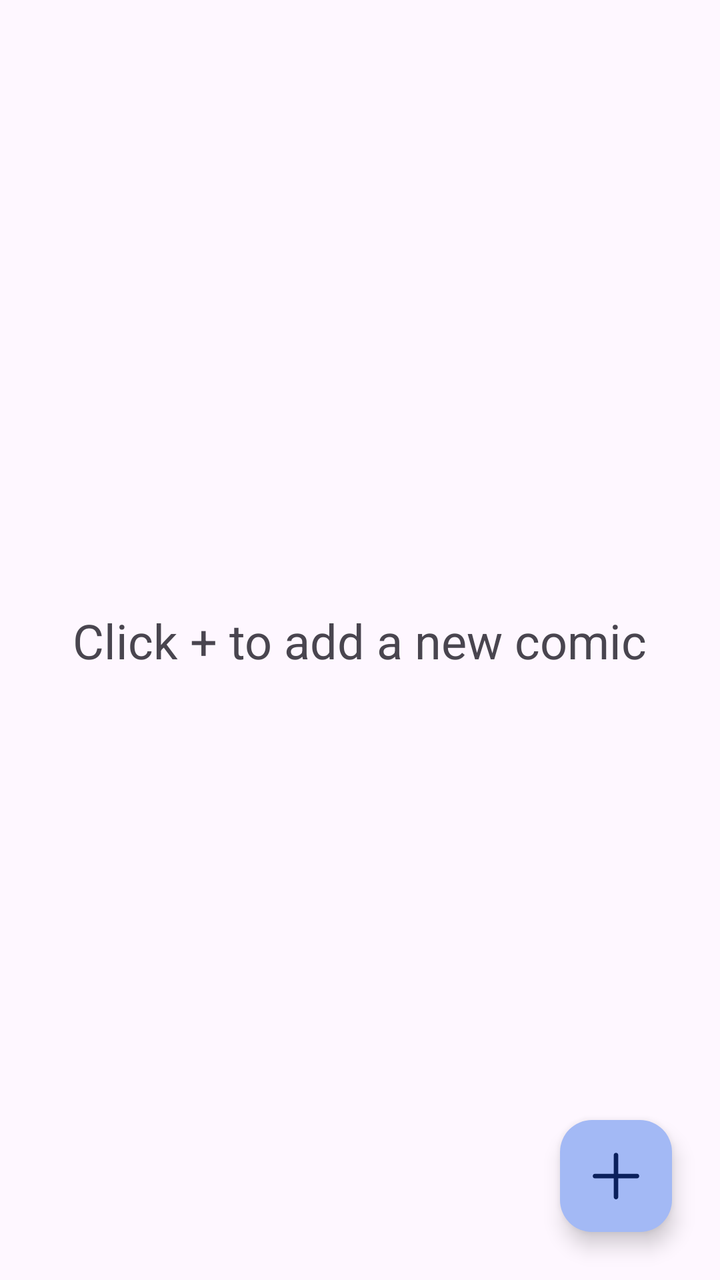
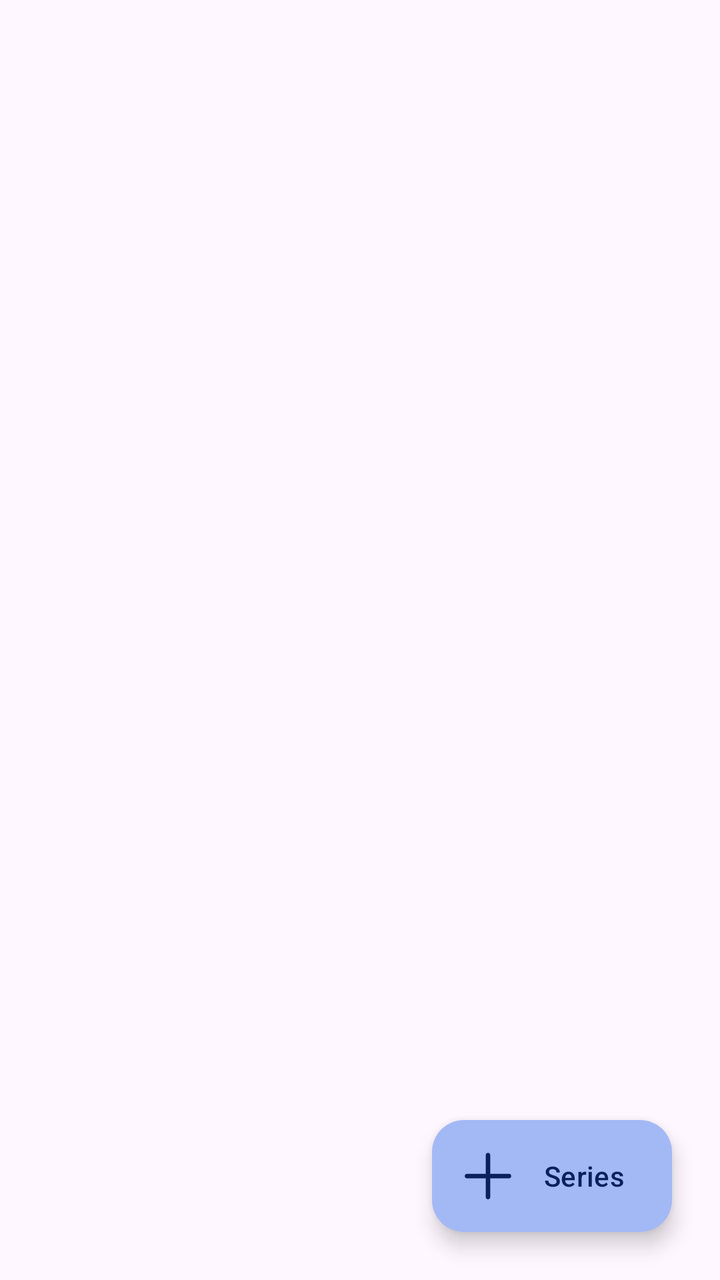

An Android layout rendered at two revisions. The XML below is the earlier revision; the diff shows what the commit changed to produce the second picture.
<!-- AndroidManifest.xml: another module's application theme Theme.MangaCheck -->
<!-- res/layout/library_layout.xml -->
<?xml version="1.0" encoding="utf-8"?>
<androidx.constraintlayout.widget.ConstraintLayout xmlns:android="http://schemas.android.com/apk/res/android"
    xmlns:app="http://schemas.android.com/apk/res-auto"
    android:layout_width="match_parent"
    android:layout_height="match_parent"
    android:clipChildren="false"
    android:clipToPadding="false"
    android:fitsSystemWindows="true">

    <GridView
        android:id="@+id/library_grid_view"
        android:layout_width="match_parent"
        android:layout_height="match_parent"
        android:layout_marginHorizontal="@dimen/U_2"
        android:layout_marginVertical="@dimen/U_2"
        android:horizontalSpacing="@dimen/U_4"
        android:numColumns="2"
        android:scrollbars="none"
        android:verticalSpacing="@dimen/U_2"
        app:layout_constraintStart_toStartOf="parent"
        app:layout_constraintTop_toTopOf="parent" />

    <TextView
        android:id="@+id/help_msg"
        android:layout_width="wrap_content"
        android:layout_height="wrap_content"
        android:text="@string/click_add_new_comic"
        android:textSize="24sp"
        app:layout_constraintBottom_toBottomOf="parent"
        app:layout_constraintEnd_toEndOf="parent"
        app:layout_constraintStart_toStartOf="parent"
        app:layout_constraintTop_toTopOf="parent" />

    <com.google.android.material.floatingactionbutton.FloatingActionButton
        android:id="@+id/add_button"
        android:layout_width="wrap_content"
        android:layout_height="wrap_content"
        android:layout_margin="@dimen/U_3"
        android:contentDescription="@string/click_add_new_comic"
        app:fabSize="mini"
        app:layout_constraintBottom_toBottomOf="parent"
        app:layout_constraintEnd_toEndOf="parent"
        app:srcCompat="@drawable/add_button" />

</androidx.constraintlayout.widget.ConstraintLayout>
<!-- resources referenced by this layout -->
<resources>
  <dimen name="U_2">16dp</dimen>
  <dimen name="U_3">24dp</dimen>
  <dimen name="U_4">32dp</dimen>
  <string name="click_add_new_comic">Click + to add a new comic</string>
  <style name="Theme.MangaCheck" parent="Theme.Material3.Light.NoActionBar">
          
          <item name="colorPrimary">@color/primary_35</item>
          <item name="colorPrimaryContainer">@color/primary_80</item>
          <item name="colorOnPrimary">@color/white</item>
          <item name="colorOnPrimaryContainer">@color/primary_20</item>
  
          
          <item name="colorSecondary">@color/secondary_35</item>
          <item name="colorSecondaryContainer">@color/secondary_80</item>
          <item name="colorOnSecondary">@color/white</item>
          <item name="colorOnSecondaryContainer">@color/secondary_20</item>
  
          
          <item name="colorTertiary">@color/tertiary_35</item>
          <item name="colorTertiaryContainer">@color/tertiary_80</item>
          <item name="colorOnTertiary">@color/white</item>
          <item name="colorOnTertiaryContainer">@color/tertiary_20</item>
  
          
          <item name="colorError">@color/error_35</item>
          <item name="colorErrorContainer">@color/error_80</item>
          <item name="colorOnError">@color/white</item>
          <item name="colorOnErrorContainer">@color/error_20</item>
  
          
          <item name="backgroundColor">@color/Natural_95</item>
          <item name="colorOnBackground">@color/Natural_10</item>
  
          
          <item name="colorSurface">@color/Natural_95</item>
          <item name="colorOnSurface">@color/Natural_10</item>
          <item name="colorSurfaceInverse">@color/Natural_20</item>
  
          
          <item name="colorSurfaceVariant">@color/VNatural_90</item>
          <item name="colorOnSurfaceVariant">@color/VNatural_30</item>
  
          <item name="colorOutline">@color/VNatural_50</item>
          <item name="colorOutlineVariant">@color/VNatural_80</item>
  
          <item name="android:spinnerItemStyle">@style/mySpinnerItemSelectedStyleLight</item>
          <item name="drawerArrowStyle">@style/DrawerArrowStyleLight</item>
  
          <item name="android:navigationBarColor">@android:color/transparent</item>
          <item name="android:statusBarColor">@android:color/transparent</item>
          <item name="android:windowLightStatusBar">true</item>
          <item name="android:windowLayoutInDisplayCutoutMode">shortEdges</item>
      </style>
  <color name="primary_35">#1038A2</color>
  <color name="primary_80">#A3B9F5</color>
  <color name="white">#FFFFFFFF</color>
  <color name="primary_20">#0A205C</color>
  <color name="secondary_35">#0A9FA9</color>
  <color name="secondary_80">#9FF4F9</color>
  <color name="secondary_20">#065B60</color>
  <color name="tertiary_35">#3D4C76</color>
  <color name="tertiary_80">#BCC4DC</color>
  <color name="tertiary_20">#232B43</color>
  <color name="error_35">#B22200</color>
  <color name="error_80">#FFAC99</color>
  <color name="error_20">#661300</color>
  <color name="Natural_95">#F0F1F4</color>
  <color name="Natural_10">#16181D</color>
  <color name="Natural_20">#2B303B</color>
  <color name="VNatural_90">#E2E9E9</color>
  <color name="VNatural_30">#415658</color>
  <color name="VNatural_50">#6C9093</color>
  <color name="VNatural_80">#C4D3D4</color>
  <style name="mySpinnerItemSelectedStyleLight" parent="@android:style/Widget.Holo.TextView.SpinnerItem">
          <item name="android:textColor">?colorOnSurfaceVariant</item>
      </style>
  <style name="DrawerArrowStyleLight" parent="@style/Widget.AppCompat.DrawerArrowToggle">
          <item name="spinBars">true</item>
          <item name="color">?colorOnPrimaryContainer</item>
      </style>
  <!-- unchanged entries left out for length: 1 -->
</resources>

<!-- the commit's change to res/layout/library_layout.xml (unified diff, before → after) -->
@@ -20,26 +20,16 @@
         app:layout_constraintStart_toStartOf="parent"
         app:layout_constraintTop_toTopOf="parent" />
 
-    <TextView
-        android:id="@+id/help_msg"
-        android:layout_width="wrap_content"
-        android:layout_height="wrap_content"
-        android:text="@string/click_add_new_comic"
-        android:textSize="24sp"
-        app:layout_constraintBottom_toBottomOf="parent"
-        app:layout_constraintEnd_toEndOf="parent"
-        app:layout_constraintStart_toStartOf="parent"
-        app:layout_constraintTop_toTopOf="parent" />
-
-    <com.google.android.material.floatingactionbutton.FloatingActionButton
+    <com.google.android.material.floatingactionbutton.ExtendedFloatingActionButton
         android:id="@+id/add_button"
         android:layout_width="wrap_content"
         android:layout_height="wrap_content"
         android:layout_margin="@dimen/U_3"
         android:contentDescription="@string/click_add_new_comic"
+        android:text="@string/hint_series"
         app:fabSize="mini"
+        app:icon="@drawable/add_button"
         app:layout_constraintBottom_toBottomOf="parent"
-        app:layout_constraintEnd_toEndOf="parent"
-        app:srcCompat="@drawable/add_button" />
+        app:layout_constraintEnd_toEndOf="parent" />
 
 </androidx.constraintlayout.widget.ConstraintLayout>
<!-- resource entries referenced after the edit -->
@@ -4,6 +4,7 @@
   <dimen name="U_3">24dp</dimen>
   <dimen name="U_4">32dp</dimen>
   <string name="click_add_new_comic">Click + to add a new comic</string>
+  <string name="hint_series">Series</string>
   <style name="Theme.MangaCheck" parent="Theme.Material3.Light.NoActionBar">
           
           <item name="colorPrimary">@color/primary_35</item>
@@ -48,8 +49,8 @@
           <item name="android:spinnerItemStyle">@style/mySpinnerItemSelectedStyleLight</item>
           <item name="drawerArrowStyle">@style/DrawerArrowStyleLight</item>
   
-          <item name="android:navigationBarColor">@android:color/transparent</item>
-          <item name="android:statusBarColor">@android:color/transparent</item>
+          <item name="android:navigationBarColor">?colorSurface</item>
+          <item name="android:statusBarColor">?colorSurface</item>
           <item name="android:windowLightStatusBar">true</item>
           <item name="android:windowLayoutInDisplayCutoutMode">shortEdges</item>
       </style>
